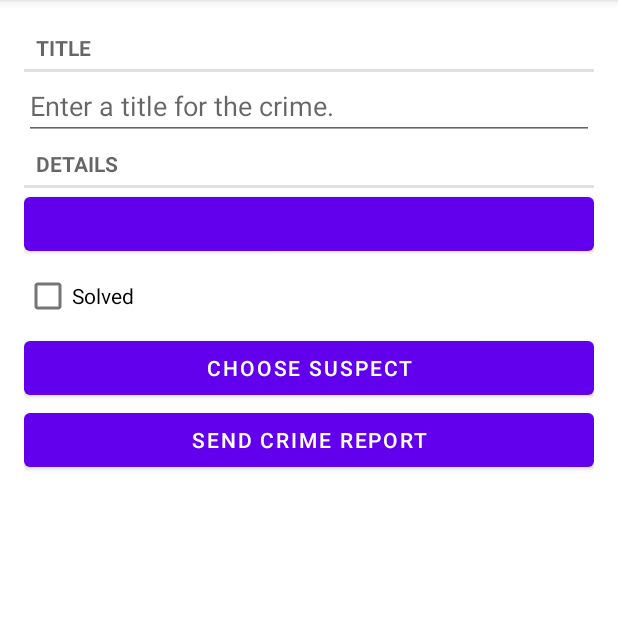
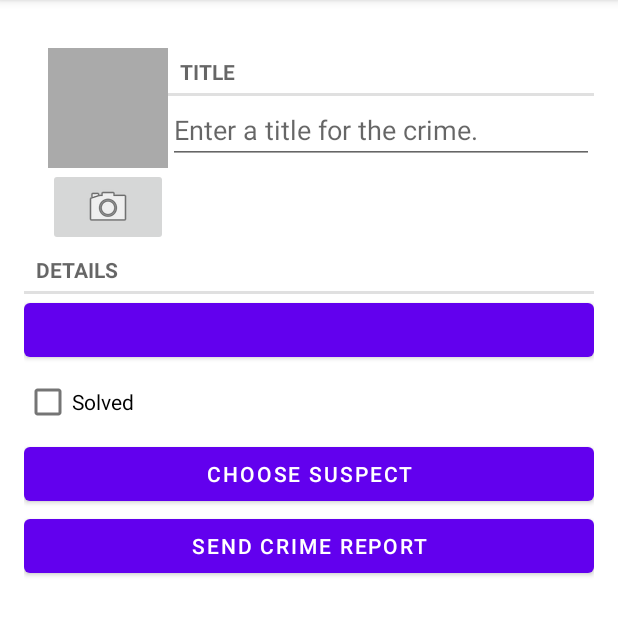
Before and after one commit to BaranovSev/CriminalIntent, an Android app: the screen it shows after launch (MainActivity), after a tap on "New Crime", on a phone screen of 412 x 824 dp, the part 84-720 px from its top. Run offline under Robolectric (Android 15) with nearby library versions, the phone set to English and light mode, and no system bars; our stand-ins replace Room's generated code; 1 statement that could not run was skipped.

Commit message:
Раздел 16. Интенты при работе с камерой. Добавлено новое представление создания фото в fragment_crime. Создано хранилище для фотографий. ACTION_CAPTURE_IMAGE запускает приложение камеры, делает снимок.

```diff
--- a/app/src/main/java/com/bignerdranch/android/criminalintent/Crime.kt
+++ b/app/src/main/java/com/bignerdranch/android/criminalintent/Crime.kt
@@ -10,4 +10,7 @@ data class Crime (@PrimaryKey val id: UUID = UUID.randomUUID(),
                   var title: String = "",
                   var date: Date = Date(),
                   var isSolved: Boolean = false,
-                  var suspect: String = "")
+                  var suspect: String = ""){
+    val photoFileName
+    get() = "IMG_$id.jpg"
+}
--- a/app/src/main/java/com/bignerdranch/android/criminalintent/CrimeDetailViewModel.kt
+++ b/app/src/main/java/com/bignerdranch/android/criminalintent/CrimeDetailViewModel.kt
@@ -4,6 +4,7 @@ import androidx.lifecycle.LiveData
 import androidx.lifecycle.MutableLiveData
 import androidx.lifecycle.Transformations
 import androidx.lifecycle.ViewModel
+import java.io.File
 import java.util.*
 
 class CrimeDetailViewModel():ViewModel() {
@@ -20,4 +21,7 @@ class CrimeDetailViewModel():ViewModel() {
     fun saveCrime(crime:Crime){
         crimeRepository.updateCrime(crime) // сохранение объекта преступления в базу данных
     }
+    fun getPhotoFile(crime:Crime): File {
+        return crimeRepository.getPhotoFile(crime)
+    }
 }
--- a/app/src/main/java/com/bignerdranch/android/criminalintent/CrimeFragment.kt
+++ b/app/src/main/java/com/bignerdranch/android/criminalintent/CrimeFragment.kt
@@ -7,6 +7,7 @@ import android.content.pm.ResolveInfo
 import android.net.Uri
 import android.os.Bundle
 import android.provider.ContactsContract
+import android.provider.MediaStore
 import android.text.Editable
 import android.text.TextWatcher
 import android.text.format.DateFormat
@@ -14,12 +15,12 @@ import android.util.Log
 import android.view.LayoutInflater
 import android.view.View
 import android.view.ViewGroup
-import android.widget.Button
-import android.widget.CheckBox
-import android.widget.EditText
+import android.widget.*
+import androidx.core.content.FileProvider
 import androidx.fragment.app.Fragment
 import androidx.lifecycle.ViewModelProvider
 import androidx.lifecycle.Observer
+import java.io.File
 import java.util.*
 
 private const val ARG_CRIME_ID = "crime_id"
@@ -27,16 +28,21 @@ private const val TAG = "CrimeFragment"
 private const val DIALOG_DATE = "DialogDate"
 private const val REQUEST_DATE = 0
 private const val REQUEST_CONTACT = 1
+private const val REQUEST_PHOTO = 2
 private const val DATE_FORMAT = "EEE, MMM, dd"
 
 
 class CrimeFragment: Fragment(), DatePickerFragment.Callbacks {
     private lateinit var crime: Crime
+    private lateinit var photoFile: File
+    private lateinit var photoUri: Uri
     private lateinit var titleField: EditText
     private lateinit var dateButton: Button
     private lateinit var solvedCheckBox: CheckBox
     private lateinit var reportButton: Button
     private lateinit var suspectButton: Button
+    private lateinit var photoButton: ImageButton
+    private lateinit var photoView: ImageView
     private val crimeDetailViewModel: CrimeDetailViewModel by lazy {
         ViewModelProvider(this).get(CrimeDetailViewModel::class.java)
     }
@@ -59,6 +65,8 @@ class CrimeFragment: Fragment(), DatePickerFragment.Callbacks {
         solvedCheckBox = view.findViewById(R.id.crime_solved) as CheckBox
         reportButton = view.findViewById(R.id.crime_report) as Button
         suspectButton = view.findViewById(R.id.crime_suspect) as Button
+        photoButton = view.findViewById(R.id.crime_camera) as ImageButton
+        photoView = view.findViewById(R.id.crime_photo) as ImageView
 
 
 
@@ -72,6 +80,10 @@ class CrimeFragment: Fragment(), DatePickerFragment.Callbacks {
             Observer { crime ->
                 crime?.let{
                     this.crime = crime
+                    photoFile = crimeDetailViewModel.getPhotoFile(crime)
+                    photoUri = FileProvider.getUriForFile(requireActivity(),
+                    "com.bignerdranch.android.criminalintent.fileprovider",
+                    photoFile)
                     updateUI()
                 }
             }
@@ -137,11 +149,43 @@ class CrimeFragment: Fragment(), DatePickerFragment.Callbacks {
                 }
             }
         }
+        photoButton.apply{
+            val packageManager:PackageManager = requireActivity().packageManager
+
+            val captureImage = Intent (MediaStore.ACTION_IMAGE_CAPTURE)
+            val resolvedActivity: ResolveInfo? =
+                packageManager.resolveActivity(captureImage,
+                PackageManager.MATCH_DEFAULT_ONLY)
+            if (resolvedActivity == null){
+                isEnabled = false
+            }
+            setOnClickListener {
+                captureImage.putExtra(MediaStore.EXTRA_OUTPUT, photoUri)
+
+                val cameraActivities: List<ResolveInfo> =
+                    packageManager.queryIntentActivities(captureImage,
+                    PackageManager.MATCH_DEFAULT_ONLY)
+
+                for (cameraActivity in cameraActivities){
+                    requireActivity().grantUriPermission(
+                        cameraActivity.activityInfo.packageName,
+                        photoUri,
+                        Intent.FLAG_GRANT_WRITE_URI_PERMISSION)
+                }
+                startActivityForResult(captureImage, REQUEST_PHOTO)
+            }
+        }
     }
 
     override fun onStop() {
         super.onStop()
         crimeDetailViewModel.saveCrime(crime)
+    }
+
+    override fun onDetach() {
+        super.onDetach()
+        requireActivity().revokeUriPermission(photoUri, // скрытие вероятности неверного отклика (работа камеры)
+        Intent.FLAG_GRANT_WRITE_URI_PERMISSION)
     }
 
     override fun onDateSelected(date: Date) {
@@ -157,6 +201,15 @@ class CrimeFragment: Fragment(), DatePickerFragment.Callbacks {
         }
         if (crime.suspect.isNotEmpty()){
             suspectButton.text = crime.suspect
+        }
+        updatePhotoView()
+    }
+    private fun updatePhotoView(){
+        if (photoFile.exists()){
+            val bitmap = getScaledBitmap(photoFile.path, requireActivity())
+            photoView.setImageBitmap(bitmap)
+        }else{
+            photoView.setImageDrawable(null)
         }
     }
 
@@ -185,6 +238,11 @@ class CrimeFragment: Fragment(), DatePickerFragment.Callbacks {
                     crimeDetailViewModel.saveCrime(crime)
                     suspectButton.text = suspect
                 }
+            }
+            requestCode == REQUEST_PHOTO -> {
+                requireActivity().revokeUriPermission(photoUri,   //отзыв разрешения на камеру
+                Intent.FLAG_GRANT_WRITE_URI_PERMISSION)
+                updatePhotoView()
             }
         }
 
--- a/app/src/main/java/com/bignerdranch/android/criminalintent/CrimeRepository.kt
+++ b/app/src/main/java/com/bignerdranch/android/criminalintent/CrimeRepository.kt
@@ -5,6 +5,7 @@ import androidx.lifecycle.LiveData
 import androidx.room.Room
 import com.bignerdranch.android.criminalintent.database.CrimeDatabase
 import com.bignerdranch.android.criminalintent.database.migration_1_2
+import java.io.File
 import java.lang.IllegalStateException
 import java.util.*
 import java.util.concurrent.Executors
@@ -21,6 +22,7 @@ class CrimeRepository private constructor(context: Context){
 
     private val crimeDao = database.crimeDao()
     private val executor = Executors.newSingleThreadExecutor()
+    private val filesDir = context.applicationContext.filesDir
 
     fun getCrimes(): LiveData<List<Crime>> = crimeDao.getCrimes()
     fun getCrime(id:UUID): LiveData<Crime?> = crimeDao.getCrime(id)
@@ -35,6 +37,7 @@ class CrimeRepository private constructor(context: Context){
             crimeDao.addCrime(crime)
         }
     }
+    fun getPhotoFile(crime:Crime): File = File(filesDir, crime.photoFileName)
 
     companion object{
         private var INSTANCE:CrimeRepository? = null
--- a/app/src/main/res/layout/fragment_crime.xml
+++ b/app/src/main/res/layout/fragment_crime.xml
@@ -1,19 +1,56 @@
 <LinearLayout xmlns:android="http://schemas.android.com/apk/res/android"
     xmlns:tools="http://schemas.android.com/tools"
-    android:orientation="vertical"
     android:layout_width="match_parent"
     android:layout_height="match_parent"
-    android:layout_margin="16dp">
+    android:layout_margin="16dp"
+    android:orientation="vertical">
+
+    <LinearLayout
+        android:layout_width="match_parent"
+        android:layout_height="wrap_content"
+        android:layout_marginStart="16dp"
+        android:layout_marginTop="16dp"
+        android:orientation="horizontal">
+
+        <LinearLayout
+            android:layout_width="wrap_content"
+            android:layout_height="wrap_content"
+            android:orientation="vertical">
+
+            <ImageView
+                android:id="@+id/crime_photo"
+                android:layout_width="80dp"
+                android:layout_height="80dp"
+                android:background="@android:color/darker_gray"
+                android:cropToPadding="true"
+                android:scaleType="centerInside" />
+
+            <ImageButton
+                android:id="@+id/crime_camera"
+                android:layout_width="match_parent"
+                android:layout_height="wrap_content"
+                android:src="@android:drawable/ic_menu_camera" />
+        </LinearLayout>
+
+        <LinearLayout
+            android:layout_width="0dp"
+            android:layout_height="wrap_content"
+            android:layout_weight="1"
+            android:orientation="vertical">
+
             <TextView
                 style="?android:listSeparatorTextViewStyle"
                 android:layout_width="match_parent"
                 android:layout_height="wrap_content"
-        android:text="@string/crime_title_label"/>
+                android:text="@string/crime_title_label" />
+
             <EditText
                 android:id="@+id/crime_title"
                 android:layout_width="match_parent"
                 android:layout_height="wrap_content"
-        android:hint="@string/crime_title_hint"/>
+                android:hint="@string/crime_title_hint" />
+        </LinearLayout>
+    </LinearLayout>
     <TextView
         style="?android:listSeparatorTextViewStyle"
         android:layout_width="match_parent"
--- /dev/null
+++ b/app/src/main/res/xml/files.xml
@@ -0,0 +1,6 @@
+<?xml version="1.0" encoding="utf-8"?>
+<paths>
+    <files-path
+        name="crime_photos"
+        path="."/>
+</paths>
```
Also changed, not shown: app/src/main/AndroidManifest.xml (+11 -0 lines), app/src/main/java/com/bignerdranch/android/criminalintent/PictureUtils.kt (added, +39 -0 lines). Lines whose indentation alone changed are shown as unchanged.
